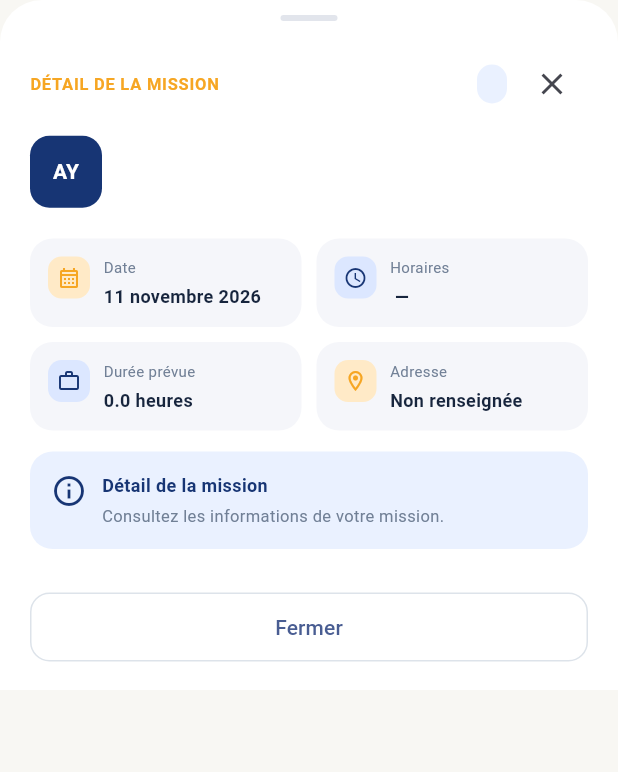
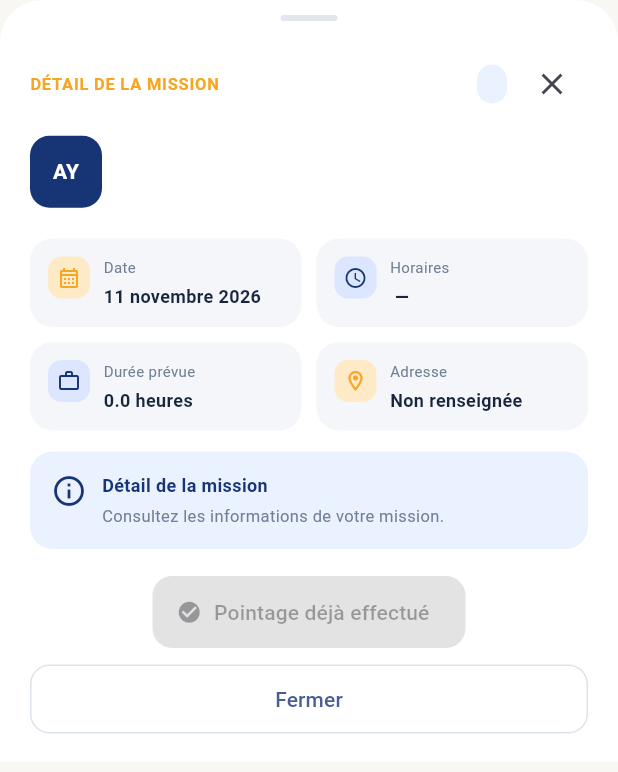
Before and after one commit to fallou1234567/ayos-interim-mobile, a Flutter app: the MissionDetailSheet widget shown alone on an empty page, opened directly with empty values, on a phone screen of 412 x 824 dp. Shown: the top 772 px of the screen. Run offline on Flutter 3.47's test engine with Material 3 defaults, Android fonts, the phone set to English and light mode, and no system bars; our stand-ins replace cookie_jar, dio, dio_cookie_manager, file_picker, flutter_secure_storage, go_router and 1 more; missing offline and left inert: mobile_scanner; accounts and stored records are empty; network calls fail.

Commit message:
Update mission_detail_sheet.dart

```diff
--- a/lib/features/missions/screens/mission_detail_sheet.dart
+++ b/lib/features/missions/screens/mission_detail_sheet.dart
@@ -29,6 +29,8 @@ class _MissionDetailSheetState extends State<MissionDetailSheet> {
 
   String _declineReason = 'UNAVAILABLE';
   bool _isLoading = false;
+  bool _hasClockedIn = false;
+  bool _hasClockedOut = false;
 
   String get _status => widget.mission.status.trim().toLowerCase();
 
@@ -100,6 +102,8 @@ class _MissionDetailSheetState extends State<MissionDetailSheet> {
   @override
   void initState() {
     super.initState();
+    _hasClockedIn = widget.mission.hasClockedIn || _isStarted;
+    _hasClockedOut = widget.mission.hasClockedOut || _isCompleted;
 
     _startAvailabilityTimer = Timer.periodic(const Duration(seconds: 30), (_) {
       if (mounted) {
@@ -362,8 +366,11 @@ Future<void> _start() async {
       );
 
       debugPrint('POINTAGE ENTREE REUSSI');
+      if (!mounted) return;
 
-    if (!mounted) return;
+      setState(() {
+        _hasClockedIn = true;
+      });
 
       ScaffoldMessenger.of(context).showSnackBar(
         const SnackBar(
@@ -372,7 +379,7 @@ Future<void> _start() async {
         ),
       );
 
-    widget.onUpdated?.call();
+      await widget.onUpdated?.call();
     } catch (e, stackTrace) {
       debugPrint('ERREUR POINTAGE ENTREE : $e');
       debugPrint('$stackTrace');
@@ -405,6 +412,10 @@ Future<void> _submitHours() async {
 
       if (!mounted) return;
 
+      setState(() {
+        _hasClockedOut = true;
+      });
+
       ScaffoldMessenger.of(context).showSnackBar(
         const SnackBar(
           content: Text('Pointage de sortie enregistré avec succès.'),
@@ -412,7 +423,7 @@ Future<void> _submitHours() async {
         ),
       );
 
-    widget.onUpdated?.call();
+      await widget.onUpdated?.call();
     } catch (e, stackTrace) {
       debugPrint('ERREUR POINTAGE SORTIE : $e');
       debugPrint('$stackTrace');
@@ -521,6 +532,29 @@ Future<void> _submitHours() async {
   }
 
   Widget _buildActions() {
+    // 1. Pointage de sortie déjà effectué
+    if (_hasClockedOut || _isCompleted) {
+      return _actionButton(
+        label: 'Pointage déjà effectué',
+        icon: Icons.check_circle,
+        background: Colors.grey.shade300,
+        foreground: Colors.grey.shade700,
+        enabled: false,
+        onPressed: () {},
+      );
+    }
+
+    // 2. Pointage d'entrée effectué : scanner pour la sortie
+    if (_hasClockedIn || _isStarted) {
+      return _actionButton(
+        label: 'Scanner le QR Code pour la sortie',
+        icon: Icons.qr_code_scanner,
+        background: AppColors.orange,
+        onPressed: _submitHours,
+      );
+    }
+
+    // 3. Nouvelle proposition
     if (_isProposed) {
       return Row(
         children: [
@@ -545,13 +579,14 @@ Future<void> _submitHours() async {
       );
     }
 
+    // 4. Mission acceptée : scanner pour l'entrée
     if (_isAccepted) {
       return Column(
         crossAxisAlignment: CrossAxisAlignment.stretch,
         children: [
           _actionButton(
             label: _canStart
-                ? 'Scanner le QR Code'
+                ? 'Scanner le QR Code pour l’entrée'
                 : 'Disponible dans ${_remainingBeforeStart.inHours}h '
                       '${_remainingBeforeStart.inMinutes.remainder(60)}min',
             icon: Icons.qr_code_scanner,
@@ -559,7 +594,6 @@ Future<void> _submitHours() async {
             enabled: _canStart,
             onPressed: _start,
           ),
-
           if (!_canStart) ...[
             const SizedBox(height: 8),
             const Text(
@@ -569,20 +603,6 @@ Future<void> _submitHours() async {
               style: TextStyle(fontSize: 11, color: AppColors.textSecondary),
             ),
           ],
-        ],
-      );
-    }
-
-    if (_isStarted) {
-      return Column(
-        crossAxisAlignment: CrossAxisAlignment.stretch,
-        children: [
-          _actionButton(
-            label: 'Scanner pour pointer la sortie',
-            icon: Icons.qr_code_scanner,
-            background: AppColors.orange,
-            onPressed: _submitHours,
-          ),
         ],
       );
     }
```
Lines whose indentation alone changed are shown as unchanged.
